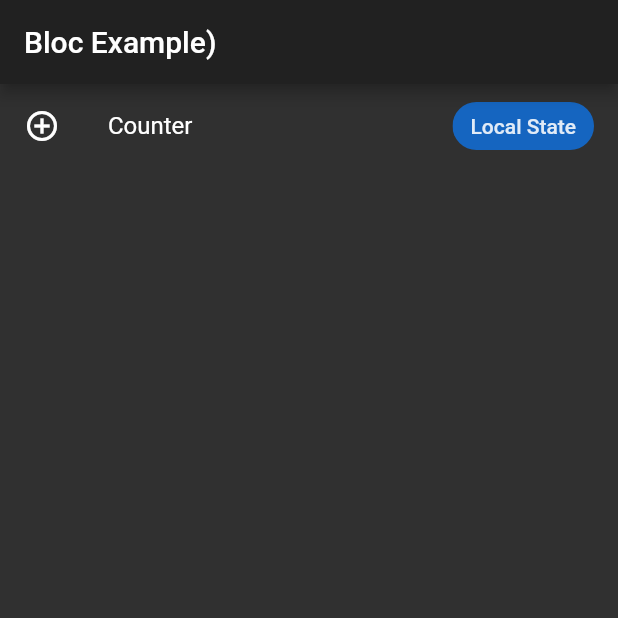
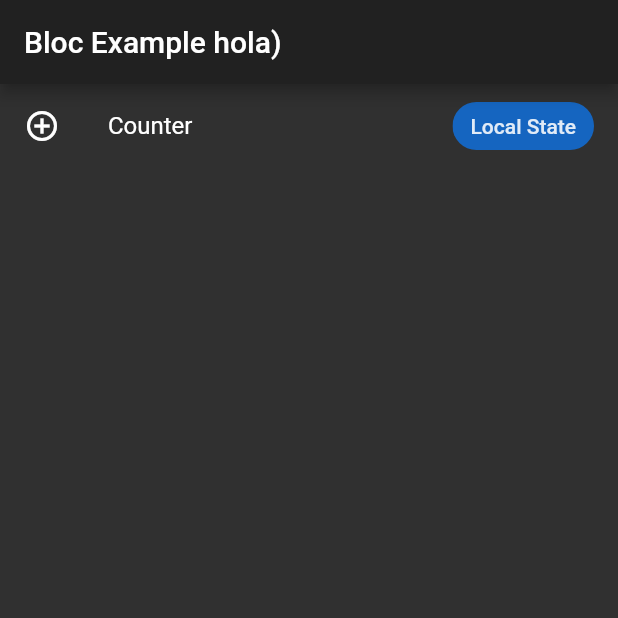
Before and after one commit to abakim/bloc_example, a Flutter app: the screen it shows after launch, on a phone screen of 412 x 824 dp, the top half of it. Run offline on Flutter 3.47's test engine with Material 2 defaults, Android fonts, the phone set to English and light mode, and no system bars; our stand-ins replace equatable, rxdart.

```diff
--- a/lib/blocs/counter_bloc.dart
+++ b/lib/blocs/counter_bloc.dart
@@ -13,7 +13,7 @@ class CounterBloc extends Bloc<CounterEvent,int>{
   @override
   Stream<int> mapEventToState(CounterEvent event) async* {
     if (event == CounterEvent.increment){
-      yield currentState + 1; // yield modifica el estado
+      yield currentState + 1; // yield agrega un nuevo estado
     } else if(event == CounterEvent.decrement){
       yield currentState -1;
     } else if(event == CounterEvent.reset){
--- a/lib/home_screen.dart
+++ b/lib/home_screen.dart
@@ -15,7 +15,7 @@ class HomeScreen extends StatelessWidget {
   Widget build(BuildContext context) {
     return Scaffold(
       appBar: AppBar(
-        title: Text('Bloc Example)'),
+        title: Text('Bloc Example hola)'),
       ),
       body: ListView(
         children: <Widget>[
```
